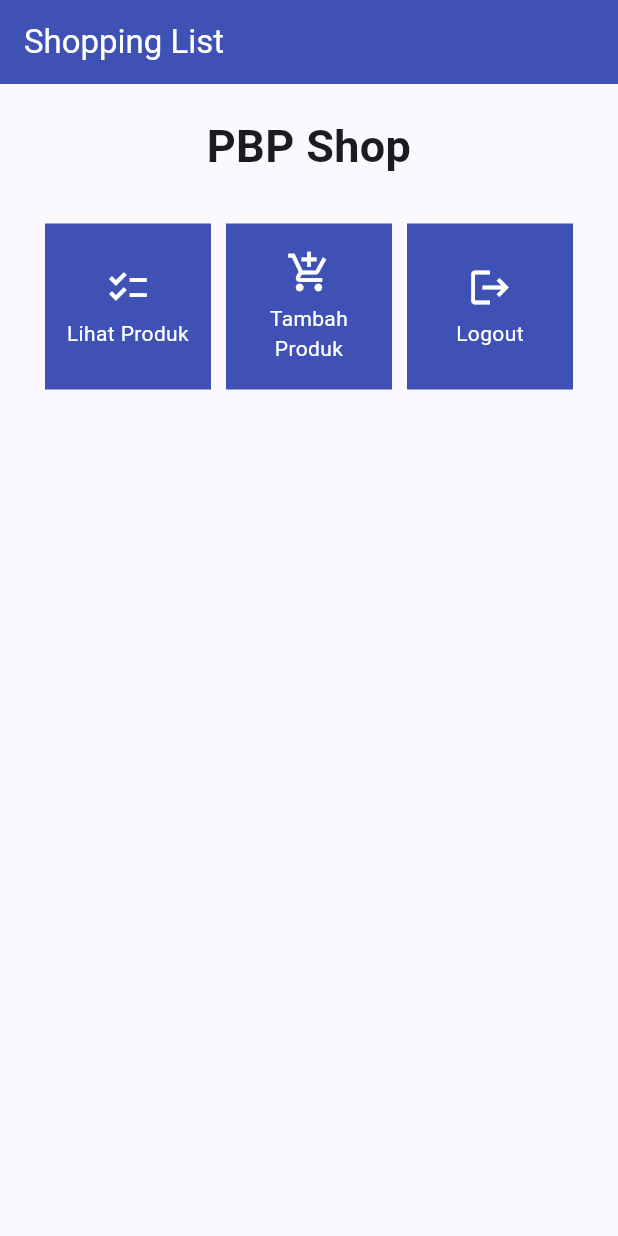
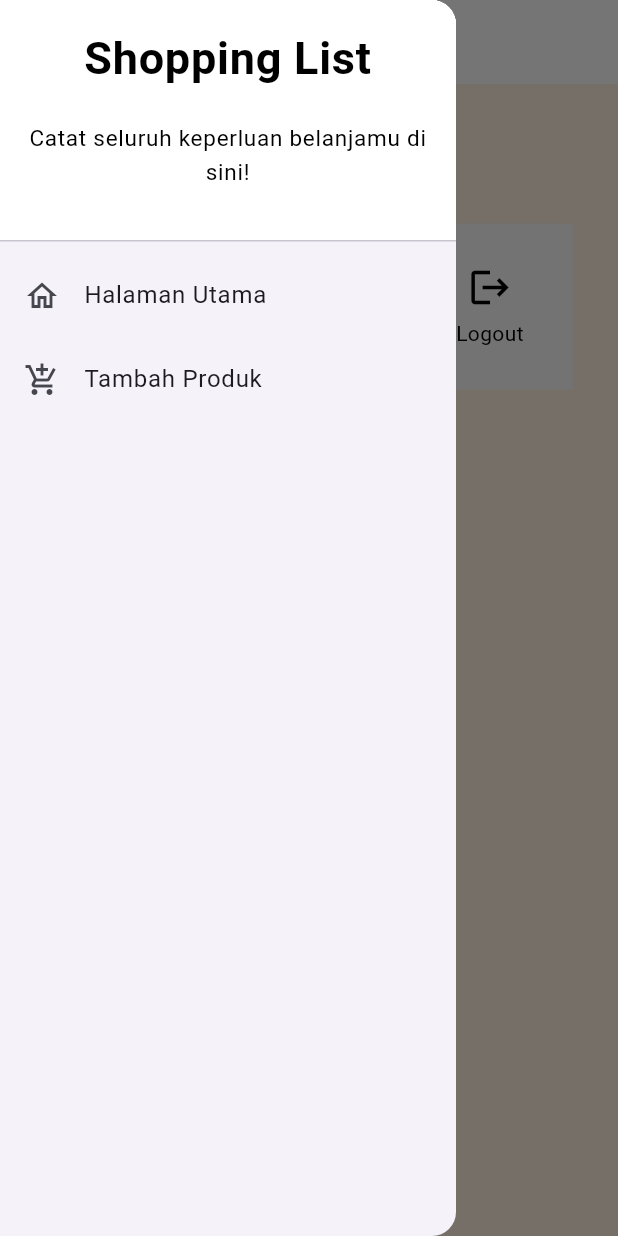
Before and after one commit to acasalaka/shopping_list_mobile, a Flutter app: the screen it shows after launch, with the side drawer open (before the commit the screen has no drawer), on a phone screen of 412 x 824 dp. Run offline on Flutter 3.47's test engine with Material 2 defaults, Android fonts, the phone set to English and light mode, and no system bars.

Commit message:
Mengerjakan Tutorial 7

```diff
--- a/lib/menu.dart
+++ b/lib/screens/menu.dart
@@ -1,4 +1,7 @@
 import 'package:flutter/material.dart';
+import 'package:shopping_list/widgets/left_drawer.dart';
+import 'package:shopping_list/screens/shoplist_form.dart';
+import 'package:shopping_list/widgets/shop_card.dart';
 
 class MyHomePage extends StatelessWidget {
   MyHomePage({Key? key}) : super(key: key);
@@ -12,15 +15,15 @@ class MyHomePage extends StatelessWidget {
   @override
   Widget build(BuildContext context) {
     return Scaffold(
+      backgroundColor: Colors.orange[50],
       appBar: AppBar(
         title: const Text(
           'Shopping List',
-          style: TextStyle(
-            color: Colors.white,
-          ),
+          style: const TextStyle(color: Colors.black)
         ),
-        backgroundColor:Colors.indigo,
+        backgroundColor: Colors.white,
       ),
+      drawer: const LeftDrawer(),
       body: SingleChildScrollView(
         // Widget wrapper yang dapat discroll
         child: Padding(
@@ -68,48 +71,3 @@ class ShopItem {
 
   ShopItem(this.name, this.icon);
 }
-
-class ShopCard extends StatelessWidget {
-  final ShopItem item;
-
-  const ShopCard(this.item, {super.key}); // Constructor
-
-  @override
-  Widget build(BuildContext context) {
-    return Material(
-      color: Colors.indigo,
-      child: InkWell(
-        // Area responsive terhadap sentuhan
-        onTap: () {
-          // Memunculkan SnackBar ketika diklik
-          ScaffoldMessenger.of(context)
-            ..hideCurrentSnackBar()
-            ..showSnackBar(SnackBar(
-                content: Text("Kamu telah menekan tombol ${item.name}!")));
-        },
-        child: Container(
-          // Container untuk menyimpan Icon dan Text
-          padding: const EdgeInsets.all(8),
-          child: Center(
-            child: Column(
-              mainAxisAlignment: MainAxisAlignment.center,
-              children: [
-                Icon(
-                  item.icon,
-                  color: Colors.white,
-                  size: 30.0,
-                ),
-                const Padding(padding: EdgeInsets.all(3)),
-                Text(
-                  item.name,
-                  textAlign: TextAlign.center,
-                  style: const TextStyle(color: Colors.white),
-                ),
-              ],
-            ),
-          ),
-        ),
-      ),
-    );
-  }
-}
--- /dev/null
+++ b/lib/widgets/left_drawer.dart
@@ -0,0 +1,68 @@
+import 'package:flutter/material.dart';
+import 'package:shopping_list/screens/menu.dart';
+import 'package:shopping_list/screens/shoplist_form.dart';
+
+class LeftDrawer extends StatelessWidget {
+  const LeftDrawer({super.key});
+
+  @override
+  Widget build(BuildContext context) {
+    return Drawer(
+      child: ListView(
+        children: [
+          const DrawerHeader(
+            decoration: BoxDecoration(
+              color: Colors.white,
+            ),
+            child: Column(
+              children: [
+                Text(
+                  'Shopping List',
+                  textAlign: TextAlign.center,
+                  style: TextStyle(
+                    fontSize: 30,
+                    fontWeight: FontWeight.bold,
+                    color: Colors.black,
+                  ),
+                ),
+                Padding(padding: EdgeInsets.all(10)),
+                Text("Catat seluruh keperluan belanjamu di sini!",
+                  textAlign: TextAlign.center,
+                  style: TextStyle(
+                    fontSize: 15,
+                    fontWeight: FontWeight.normal,
+                    color: Colors.black,
+                  ),
+                ),
+              ],
+            ),
+          ),
+          ListTile(
+            leading: const Icon(Icons.home_outlined),
+            title: const Text('Halaman Utama'),
+            // Bagian redirection ke MyHomePage
+            onTap: () {
+              Navigator.pushReplacement(
+                  context,
+                  MaterialPageRoute(
+                    builder: (context) => MyHomePage(),
+                  ));
+            },
+          ),
+          ListTile(
+            leading: const Icon(Icons.add_shopping_cart),
+            title: const Text('Tambah Produk'),
+            // Bagian redirection ke ShopFormPage
+            onTap: () {
+              Navigator.pushReplacement(
+                  context,
+                  MaterialPageRoute(
+                    builder: (context) => ShopFormPage(),
+                  ));
+            },
+          ),
+        ],
+      ),
+    );
+  }
+}
--- /dev/null
+++ b/lib/widgets/shop_card.dart
@@ -0,0 +1,53 @@
+import 'package:flutter/material.dart';
+import 'package:shopping_list/screens/shoplist_form.dart';
+import 'package:shopping_list/screens/menu.dart';
+
+class ShopCard extends StatelessWidget {
+  final ShopItem item;
+
+  const ShopCard(this.item, {super.key}); // Constructor
+
+  @override
+  Widget build(BuildContext context) {
+    return Material(
+      color: Colors.grey[50],
+      child: InkWell(
+        // Area responsive terhadap sentuhan
+        onTap: () {
+          // Memunculkan SnackBar ketika diklik
+          ScaffoldMessenger.of(context)
+            ..hideCurrentSnackBar()
+            ..showSnackBar(SnackBar(
+                content: Text("Kamu telah menekan tombol ${item.name}!")));
+          // Navigate ke route yang sesuai (tergantung jenis tombol)
+          if (item.name == "Tambah Produk") {
+            Navigator.push(context,
+                MaterialPageRoute(builder: (context) => const ShopFormPage()));
+          }
+        },
+        child: Container(
+          // Container untuk menyimpan Icon dan Text
+          padding: const EdgeInsets.all(8),
+          child: Center(
+            child: Column(
+              mainAxisAlignment: MainAxisAlignment.center,
+              children: [
+                Icon(
+                  item.icon,
+                  color: Colors.black,
+                  size: 30.0,
+                ),
+                const Padding(padding: EdgeInsets.all(3)),
+                Text(
+                  item.name,
+                  textAlign: TextAlign.center,
+                  style: const TextStyle(color: Colors.black),
+                ),
+              ],
+            ),
+          ),
+        ),
+      ),
+    );
+  }
+}
```
Also changed, not shown: lib/main.dart (+1 -16 lines), lib/screens/shoplist_form.dart (added, +161 -0 lines).
